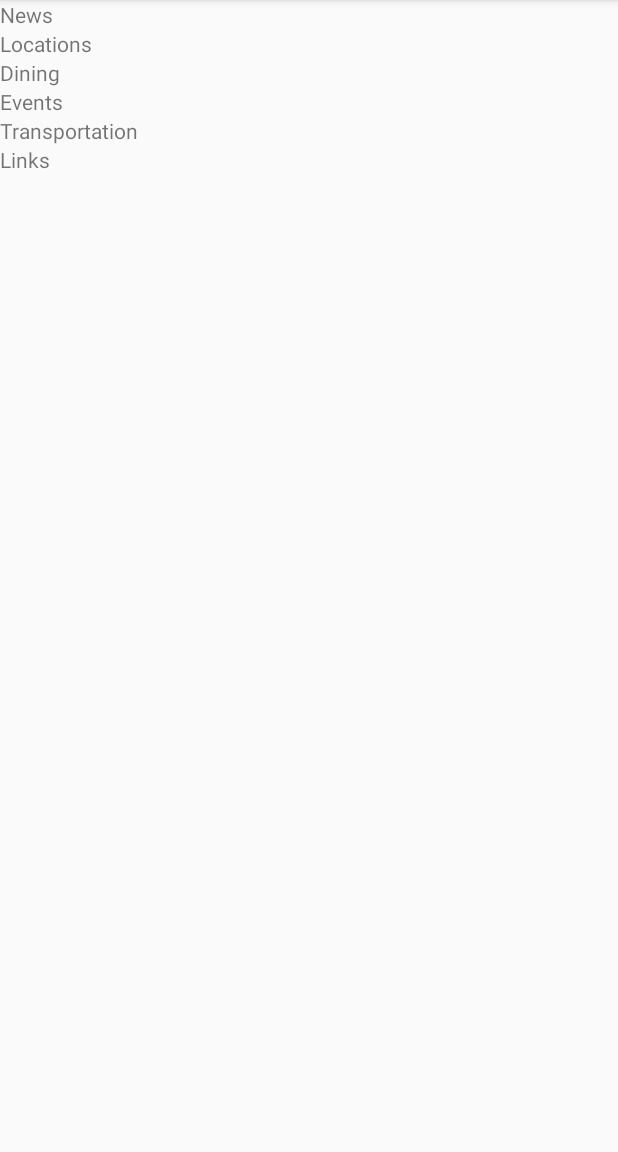
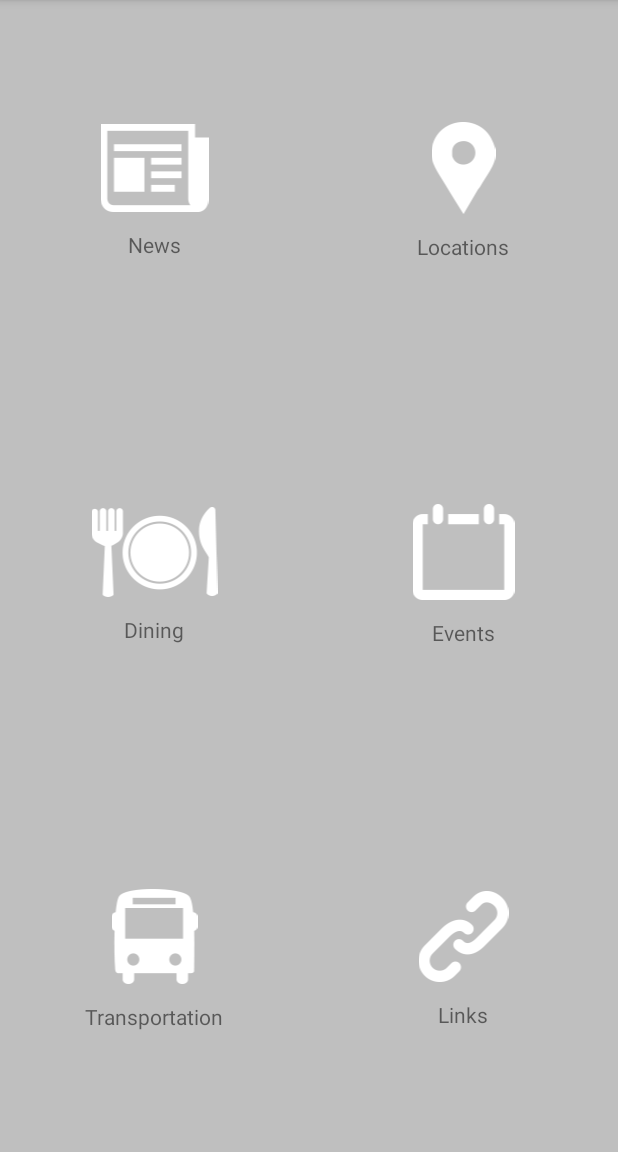
Before and after one commit to kevdliu/iJumbo, an Android app: the screen it shows after launch (HomeActivity), on a phone screen of 412 x 824 dp, the part 84-1236 px from its top. Run offline under Robolectric (Android 15) with nearby library versions, the phone set to English and light mode, and no system bars.

Commit message:
main menu

```diff
--- a/app/src/main/java/com/ijumbo/ijumbo/HomeAdapter.java
+++ b/app/src/main/java/com/ijumbo/ijumbo/HomeAdapter.java
@@ -1,17 +1,24 @@
 package com.ijumbo.ijumbo;
 
+import android.app.Activity;
 import android.content.Context;
+import android.graphics.Color;
+import android.util.DisplayMetrics;
+import android.util.Log;
 import android.view.LayoutInflater;
 import android.view.View;
 import android.view.ViewGroup;
+import android.view.Window;
+import android.view.WindowManager;
 import android.widget.BaseAdapter;
 import android.widget.ImageView;
+import android.widget.LinearLayout;
 import android.widget.TextView;
 
 public class HomeAdapter extends BaseAdapter {
     private Context mContext;
     private final String[] mTitles = {"News", "Locations", "Dining", "Events", "Transportation", "Links"};
-    private final int[] mImg = {};
+    private final int[] mImg = {R.mipmap.news, R.mipmap.locations, R.mipmap.dining, R.mipmap.events, R.mipmap.transportation, R.mipmap.links};
 
     public HomeAdapter(Context c) {
         mContext = c;
@@ -40,15 +47,21 @@ public class HomeAdapter extends BaseAdapter {
 
         if (convertView == null) {
             grid = new View(mContext);
-            grid = inflater.inflate(R.layout.row_main, null);
+            grid = inflater.inflate(R.layout.tile_main, null);
         } else {
             grid = (View) convertView;
         }
 
+        LinearLayout ll = (LinearLayout) grid.findViewById(R.id.ll);
         TextView textView = (TextView) grid.findViewById(R.id.title);
         ImageView imageView = (ImageView)grid.findViewById(R.id.img);
         textView.setText(mTitles[position]);
         imageView.setImageResource(mImg[position]);
+        ll.setBackgroundColor(Color.argb(150, 150, 150, 150));
+
+        View activityContent = ((Activity) mContext).getWindow().findViewById(Window.ID_ANDROID_CONTENT);
+        int titleHeight = activityContent.getBottom() - activityContent.getTop();
+        grid.setMinimumHeight(titleHeight / 3);
 
         return grid;
     }
--- a/app/src/main/res/layout/activity_home.xml
+++ b/app/src/main/res/layout/activity_home.xml
@@ -6,6 +6,7 @@
 
     <GridView
         android:id="@+id/tiles"
+        android:numColumns="2"
         android:layout_width="match_parent"
         android:layout_height="match_parent" />
 
--- a/app/src/main/res/layout/row_main.xml
+++ b/app/src/main/res/layout/tile_main.xml
@@ -2,7 +2,9 @@
 <LinearLayout xmlns:android="http://schemas.android.com/apk/res/android"
     android:orientation="vertical"
     android:layout_width="match_parent"
-    android:layout_height="match_parent">
+    android:layout_height="match_parent"
+    android:gravity="center"
+    android:id="@+id/ll" >
 
     <ImageView
         android:id="@+id/img"
@@ -11,6 +13,8 @@
 
     <TextView
         android:id="@+id/title"
+        android:paddingTop="12dp"
+        android:gravity="center_horizontal"
         android:layout_width="match_parent"
         android:layout_height="wrap_content" />
 
```
Also changed, not shown: app/src/main/res/mipmap-hdpi/dining.png (added), app/src/main/res/mipmap-hdpi/events.png (added), app/src/main/res/mipmap-hdpi/links.png (added), app/src/main/res/mipmap-hdpi/locations.png (added), app/src/main/res/mipmap-hdpi/news.png (added), app/src/main/res/mipmap-hdpi/transportation.png (added).
